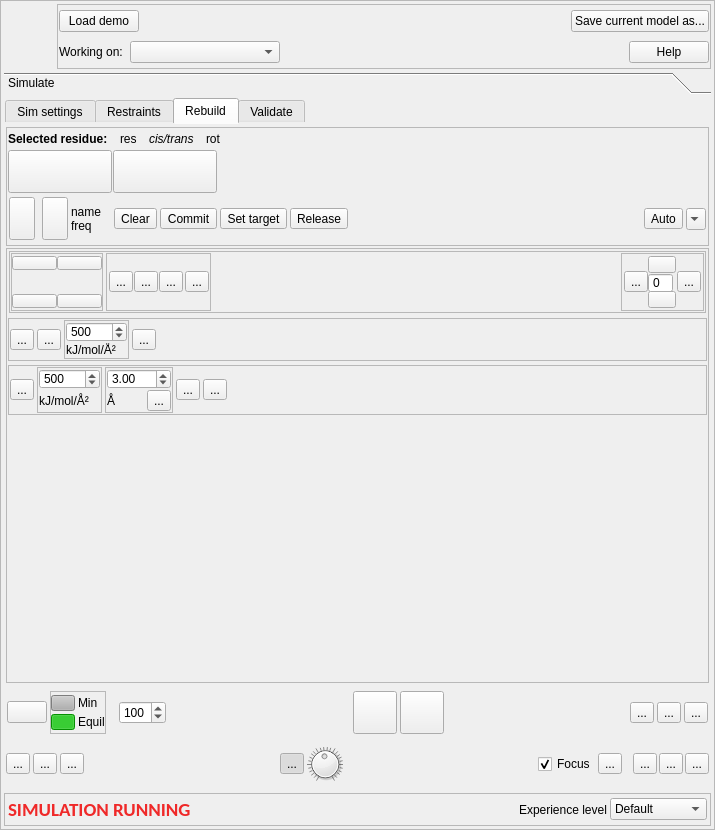
Qt form isolde/src/ui/IsoldeFrame.ui (tristanic/isolde) before a commit.
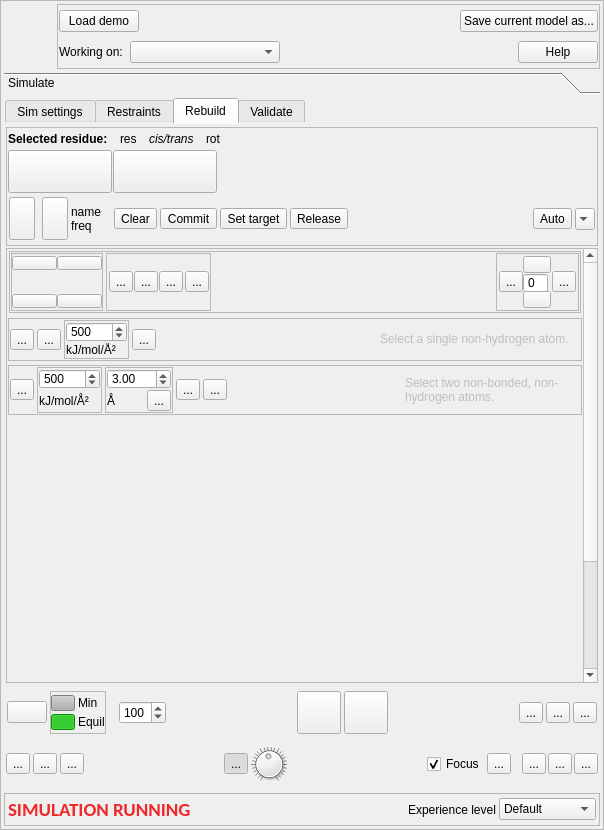
The same form after that commit. The open tabs and pages were chosen to show the change. Icons and pictures are not drawn.

Commit message:
Distance and position restraint buttons only activate when usable
For position restraints: only when a single non-hydrogen atom is
selected.
For distance restraints: only when two non-hydrogen, non-bonded atoms
are selected.

```diff
--- a/isolde/src/ui/IsoldeFrame.ui
+++ b/isolde/src/ui/IsoldeFrame.ui
@@ -6,7 +6,7 @@
    <rect>
     <x>0</x>
     <y>0</y>
-    <width>715</width>
+    <width>604</width>
     <height>830</height>
    </rect>
   </property>
@@ -261,7 +261,7 @@
        <rect>
         <x>0</x>
         <y>0</y>
-        <width>701</width>
+        <width>590</width>
         <height>644</height>
        </rect>
       </property>
@@ -1874,8 +1874,8 @@
                  <rect>
                   <x>0</x>
                   <y>0</y>
-                  <width>691</width>
-                  <height>334</height>
+                  <width>566</width>
+                  <height>635</height>
                  </rect>
                 </property>
                 <property name="sizePolicy">
@@ -2761,14 +2761,48 @@
                       <property name="orientation">
                        <enum>Qt::Horizontal</enum>
                       </property>
+                      <property name="sizeType">
+                       <enum>QSizePolicy::Expanding</enum>
+                      </property>
                       <property name="sizeHint" stdset="0">
                        <size>
-                        <width>40</width>
+                        <width>10</width>
                         <height>20</height>
                        </size>
                       </property>
                      </spacer>
                     </item>
+                    <item>
+                     <widget class="QLabel" name="_position_restraints_hint_label">
+                      <property name="enabled">
+                       <bool>false</bool>
+                      </property>
+                      <property name="sizePolicy">
+                       <sizepolicy hsizetype="Expanding" vsizetype="Preferred">
+                        <horstretch>0</horstretch>
+                        <verstretch>0</verstretch>
+                       </sizepolicy>
+                      </property>
+                      <property name="minimumSize">
+                       <size>
+                        <width>100</width>
+                        <height>0</height>
+                       </size>
+                      </property>
+                      <property name="maximumSize">
+                       <size>
+                        <width>200</width>
+                        <height>36</height>
+                       </size>
+                      </property>
+                      <property name="text">
+                       <string>&lt;html&gt;&lt;head/&gt;&lt;body&gt;&lt;p&gt;Select a single non-hydrogen atom.&lt;/p&gt;&lt;/body&gt;&lt;/html&gt;</string>
+                      </property>
+                      <property name="wordWrap">
+                       <bool>true</bool>
+                      </property>
+                     </widget>
+                    </item>
                    </layout>
                   </widget>
                  </item>
@@ -3058,12 +3092,37 @@
                       </property>
                       <property name="sizeHint" stdset="0">
                        <size>
-                        <width>229</width>
+                        <width>20</width>
                         <height>20</height>
                        </size>
                       </property>
                      </spacer>
                     </item>
+                    <item>
+                     <widget class="QLabel" name="_distance_restraints_hint_label">
+                      <property name="enabled">
+                       <bool>false</bool>
+                      </property>
+                      <property name="sizePolicy">
+                       <sizepolicy hsizetype="Expanding" vsizetype="Preferred">
+                        <horstretch>0</horstretch>
+                        <verstretch>0</verstretch>
+                       </sizepolicy>
+                      </property>
+                      <property name="minimumSize">
+                       <size>
+                        <width>161</width>
+                        <height>0</height>
+                       </size>
+                      </property>
+                      <property name="text">
+                       <string>&lt;html&gt;&lt;head/&gt;&lt;body&gt;&lt;p&gt;Select two non-bonded, non-hydrogen atoms.&lt;/p&gt;&lt;/body&gt;&lt;/html&gt;</string>
+                      </property>
+                      <property name="wordWrap">
+                       <bool>true</bool>
+                      </property>
+                     </widget>
+                    </item>
                    </layout>
                   </widget>
                  </item>
```
Left out of the diff: 8 changed lines with no effect on the pictures. The commit also changes 1 other file.
